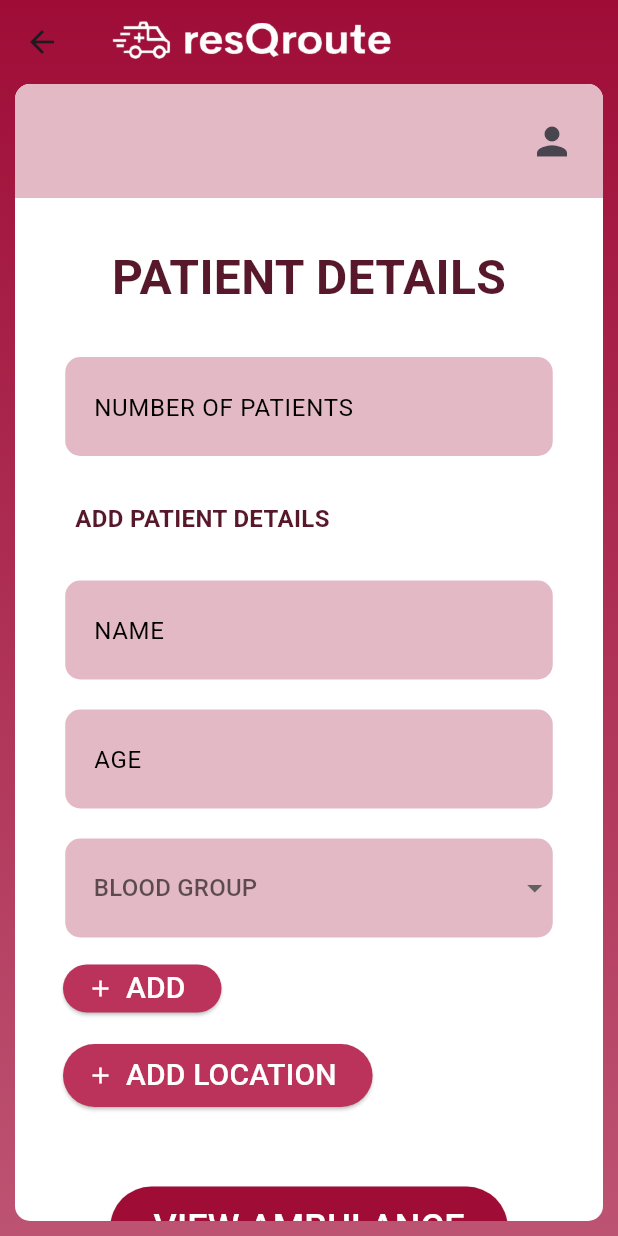
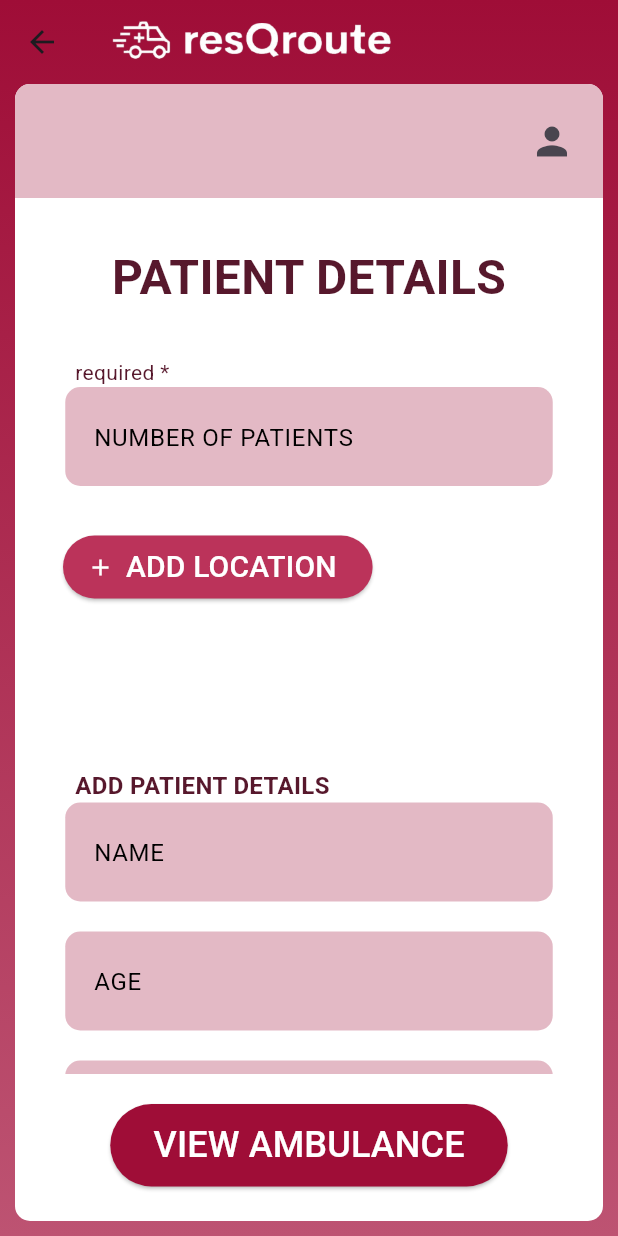
Before and after one commit to richa-johnson/Ambulance-tracker, a Flutter app: the patientDetailsForm screen opened directly, on a phone screen of 412 x 824 dp. Run offline on Flutter 3.47's test engine with Material 3 defaults, Android fonts, the light colour scheme and no system bars; our stand-ins replace flutter_animate, geolocator, get, image_picker, location, permission_handler and 1 more; missing offline and left inert: email_otp_auth; accounts and stored records are empty.

Commit message:
patient details

```diff
--- a/ambulance_tracker/lib/dashbord/patientDetailsForm.dart
+++ b/ambulance_tracker/lib/dashbord/patientDetailsForm.dart
@@ -4,6 +4,9 @@ import 'package:flutter/material.dart';
 import 'package:ambulance_tracker/registration/userRegistration.dart';
 import 'package:flutter/services.dart';
 
+// ─────────────────────────────────────────────────────────────
+//  PATIENT DETAILS PAGE
+// ─────────────────────────────────────────────────────────────
 class patientDetailsForm extends StatefulWidget {
   const patientDetailsForm({super.key});
 
@@ -12,229 +15,310 @@ class patientDetailsForm extends StatefulWidget {
 }
 
 class _patientDetailsFormState extends State<patientDetailsForm> {
-  final TextEditingController pnamecontroller = TextEditingController();
-  List<String> bloodGroup = ["A+", "A-", "B+", "B-", "AB+", "AB-", "O+", "O-"];
-  String? selectedDistrict;
-   final txtEmail    = TextEditingController();
+  // controllers
+  final TextEditingController _numPatientsCtrl = TextEditingController();
+  final _formKey = GlobalKey<FormState>();
+  // dropdown choices
+  final List<String> _bloodGroups = [
+    "A+",
+    "A-",
+    "B+",
+    "B-",
+    "AB+",
+    "AB-",
+    "O+",
+    "O-",
+  ];
+
+  bool _hasLocation = false;
+
+  // dynamic lists that grow / shrink with patient count
+  int _patientCount=1 ;
+  List<TextEditingController> _nameCtrls = [TextEditingController()];
+  List<TextEditingController> _ageCtrls = [TextEditingController()];
+  List<String?> _bloodSelected = [null];
+
+  // rebuild helpers
+  void _rebuildLists(int count) {
+    _patientCount = count;
+    _nameCtrls = List.generate(count, (_) => TextEditingController());
+    _ageCtrls = List.generate(count, (_) => TextEditingController());
+    _bloodSelected = List.generate(count, (_) => null);
+    setState(() {}); // ← trigger rebuild
+  }
+
+  // ───────────────── ui ─────────────────
   @override
   Widget build(BuildContext context) {
     return Scaffold(
       extendBodyBehindAppBar: true,
+
+      // ------------ app bar ------------
       appBar: AppBar(
         title: Align(
           alignment: Alignment.topLeft,
           child: Image.asset(
             'assets/title.png',
+            height: 180,
             fit: BoxFit.contain,
-            height: 180,
           ),
         ),
         backgroundColor: Colors.transparent,
         elevation: 0,
       ),
 
+      // ------------ gradient background ------------
       body: Container(
-        decoration: BoxDecoration(
+        decoration: const BoxDecoration(
           gradient: LinearGradient(
             begin: Alignment.topCenter,
             end: Alignment.bottomCenter,
             colors: [
-              Color.fromRGBO(159, 13, 55, 1.0),
-              Color.fromRGBO(189, 83, 114, 1.0),
+              Color.fromRGBO(159, 13, 55, 1),
+              Color.fromRGBO(189, 83, 114, 1),
             ],
           ),
         ),
         padding: EdgeInsets.only(
           top: MediaQuery.of(context).padding.top + kToolbarHeight,
-          left: 10.0,
-          right: 10.0,
-          bottom: 10.0,
+          left: 10,
+          right: 10,
+          bottom: 10,
         ),
+
+        // one single scrollable parent
         child: Container(
-          height: double.infinity,
+          // no fixed height → allows natural scrolling
           width: double.infinity,
           decoration: BoxDecoration(
+            color: Colors.white,
             borderRadius: BorderRadius.circular(10),
-            color: Colors.white,
           ),
-          child: Padding(
-            padding: const EdgeInsets.only(top: 0),
-            child: SingleChildScrollView(
-              padding: EdgeInsets.only(
-                bottom: MediaQuery.of(context).viewInsets.bottom,
-              ),
+
+          // --- white card content ---
           child: Column(
             children: [
+              Expanded(
+                child: SingleChildScrollView(
+                  child: Padding(
+                    padding: const EdgeInsets.only(bottom: 32),
+                    child: Column(
+                      children: [
+                        // pink strip with profile icon
                         Container(
+                          height: 76,
                           width: double.infinity,
-                    height: 76,
-                    decoration: BoxDecoration(
+                          decoration: const BoxDecoration(
                             color: Color.fromRGBO(227, 185, 197, 1),
                             borderRadius: BorderRadius.vertical(
                               top: Radius.circular(10),
-                        bottom: Radius.circular(0),
                             ),
                           ),
                           alignment: Alignment.centerRight,
+                          child: Form(
+                            key: _formKey,
                             child: Padding(
-                      padding: EdgeInsetsGeometry.symmetric(horizontal: 10),
+                              padding: const EdgeInsets.symmetric(
+                                horizontal: 10,
+                              ),
                               child: IconButton(
-                        onPressed: () {},
-                        icon: Icon(Icons.person),
-                        iconSize: 30,
+                                icon: const Icon(Icons.person, size: 30),
+                                onPressed: () {}, // TODO
                               ),
                             ),
                           ),
+                        ),
+
                         const SizedBox(height: 30),
-                  Text(
-                    "PATIENT DETAILS",
+                        const Text(
+                          'PATIENT DETAILS',
                           style: TextStyle(
                             color: Color.fromRGBO(87, 24, 44, 1),
                             fontSize: 32,
                             fontWeight: FontWeight.bold,
                           ),
                         ),
+
                         const SizedBox(height: 30),
-                  CustomInputFieldNumber(hintText: 'NUMBER OF PATIENTS'),
-                  Align(
+
+                        // -------- number of patients --------
+                        Padding(
+                          padding: const EdgeInsets.only(left: 40),
+                          child: Align(
                             alignment: Alignment.centerLeft,
-                    child: Padding(
-                      padding: EdgeInsets.only(left: 40, top: 30),
                             child: Text(
-                        "ADD PATIENT DETAILS",
+                              "required *",
                               style: TextStyle(
-                          color: Color.fromRGBO(87, 24, 44, 1.0),
+                                color: Color.fromRGBO(87, 24, 44, 1),
+                              ),
+                            ),
+                          ),
+                        ),
+                        CustomInputFieldNumber(
+                          hintText: 'NUMBER OF PATIENTS',
+                          controller: _numPatientsCtrl,
+                          validator: (v) {
+                            final n = int.tryParse(v ?? '');
+                            if (n == null || n < 1) return 'Enter at least 1';
+                            return null;
+                          },
+                          onChanged: (v) {
+                            final c = int.tryParse(v);
+                            if (c != null && c >= 0) _rebuildLists(c);
+                          },
+                        ),
+
+                        const SizedBox(height: 30),
+
+                        // -------- add location button --------
+                        Padding(
+                          padding: const EdgeInsets.only(left: 32),
+                          child: Align(
+                            alignment: Alignment.centerLeft,
+                            child: ElevatedButton.icon(
+                              style: ElevatedButton.styleFrom(
+                                backgroundColor: const Color.fromRGBO(
+                                  187,
+                                  51,
+                                  90,
+                                  1,
+                                ),
+                                minimumSize: const Size(167, 42),
+                              ),
+                              onPressed: () {
+                                setState(() => _hasLocation = true);
+                                // TODO: actually open your map picker here
+                              },
+                              icon: const Icon(Icons.add, color: Colors.white),
+                              label: const Text(
+                                'ADD LOCATION',
+                                style: TextStyle(
+                                  fontSize: 20,
+                                  color: Colors.white,
+                                ),
+                              ),
+                            ),
+                          ),
+                        ),
+                        const SizedBox(height: 30),
+                          const SizedBox(height: 50),
+
+                        // -------- dynamic patient blocks --------
+                        ...List.generate(
+                          _patientCount,
+                          (i) => Column(
+                            children: [
+                                // -------- patient details label --------
+                        Padding(
+                          padding: const EdgeInsets.only(left: 40, top: 30),
+                          child: Align(
+                            alignment: Alignment.centerLeft,
+                            child: Text(
+                              'ADD PATIENT DETAILS',
+                              style: TextStyle(
+                                color: const Color.fromRGBO(87, 24, 44, 1),
                                 fontWeight: FontWeight.bold,
                                 fontSize: 16,
                               ),
                             ),
                           ),
                         ),
-                  const SizedBox(height: 30),
+
+
                               CustomInputField(
                                 hintText: 'NAME',
-                    controller: pnamecontroller,
+                                controller: _nameCtrls[i],
                               ),
+
                               const SizedBox(height: 20),
-                  CustomInputFieldNumber(hintText: 'AGE'),
+
+                              CustomInputFieldNumber(
+                                hintText: 'AGE',
+                                controller: _ageCtrls[i],
+                              ),
+
                               const SizedBox(height: 20),
+
                               Container(
                                 width: 325,
                                 height: 66,
                                 decoration: BoxDecoration(
-                      color: Color.fromRGBO(227, 185, 197, 1.0),
+                                  color: const Color.fromRGBO(227, 185, 197, 1),
                                   borderRadius: BorderRadius.circular(10),
                                 ),
                                 child: DropdownButtonHideUnderline(
                                   child: DropdownButton<String>(
-                        value: selectedDistrict,
-                        hint: Padding(
-                          padding: const EdgeInsets.only(left: 19),
-                          child: Text("BLOOD GROUP"),
+                                    value: _bloodSelected[i],
+                                    hint: const Padding(
+                                      padding: EdgeInsets.only(left: 19),
+                                      child: Text('BLOOD GROUP'),
                                     ),
                                     items:
-                            bloodGroup.map((String item) {
-                              return DropdownMenuItem<String>(
-                                value: item,
+                                        _bloodGroups
+                                            .map(
+                                              (bg) => DropdownMenuItem<String>(
+                                                value: bg,
                                                 child: Padding(
-                                  padding: EdgeInsets.only(left: 19),
-                                  child: Text(item),
+                                                  padding:
+                                                      const EdgeInsets.only(
+                                                        left: 19,
                                                       ),
-                              );
-                            }).toList(),
-                        onChanged: (String? newValue) {
-                          setState(() {
-                            selectedDistrict = newValue;
-                          });
-                        },
+                                                  child: Text(bg),
                                                 ),
                                               ),
-                  ),
-                  SizedBox(height: 10),
-                  Align(
-                    alignment: Alignment.centerLeft,
-                    child: Padding(
-                      padding: EdgeInsetsGeometry.only(left: 32),
-                      child: ElevatedButton.icon(
-                        onPressed: () {
-                          Navigator.push(
-                            context,
-                            MaterialPageRoute(builder: (context) => homepage()),
-                          );
-                        },
-                        icon: Icon(
-                          Icons.add,
-                          color: Color.fromRGBO(255, 255, 255, 1),
-                        ),
-                        label: Text(
-                          "ADD",
-                          style: TextStyle(
-                            color: Color.fromRGBO(255, 255, 255, 1.0),
-                            fontSize: 20,
-                          ),
-                        ),
-                        style: ElevatedButton.styleFrom(
-                          backgroundColor: Color.fromRGBO(187, 51, 90, 1),
-                          minimumSize: Size(62, 32),
+                                            )
+                                            .toList(),
+                                    onChanged:
+                                        (v) => setState(
+                                          () => _bloodSelected[i] = v,
                                         ),
                                   ),
                                 ),
                               ),
-                  SizedBox(height: 10),
-                  Align(
-                    alignment: Alignment.centerLeft,
-                    child: Padding(
-                      padding: EdgeInsetsGeometry.only(left: 32),
-                      child: ElevatedButton.icon(
-                        onPressed: () {
-                          Navigator.push(
-                            context,
-                            MaterialPageRoute(builder: (context) => homepage()),
-                          );
-                        },
-                        icon: Icon(
-                          Icons.add,
-                          color: Color.fromRGBO(255, 255, 255, 1),
-                        ),
-                        label: Text(
-                          "ADD LOCATION",
-                          style: TextStyle(
-                            color: Color.fromRGBO(255, 255, 255, 1.0),
-                            fontSize: 20,
+
+                              const SizedBox(height: 30),
+                            ],
                           ),
                         ),
-                        style: ElevatedButton.styleFrom(
-                          backgroundColor: Color.fromRGBO(187, 51, 90, 1),
-                          minimumSize: Size(167, 42),
+
+                        // -------- view ambulance button --------
+                      ],
                     ),
                   ),
                 ),
               ),
-                  SizedBox(height: 50),
+              const SizedBox(height: 20),
               ElevatedButton(
+                style: ElevatedButton.styleFrom(
+                  backgroundColor: const Color.fromRGBO(159, 13, 55, 1),
+                  minimumSize: const Size(265, 55),
+                ),
                 onPressed: () {
+                final okInputs  = _formKey.currentState!.validate();
+  final okLocation = _hasLocation;
+
+  if (okInputs && okLocation) {
     Navigator.push(
       context,
-                        MaterialPageRoute(
-                          builder: (context) => AvailableAmbulance(),
-                        ),
+      MaterialPageRoute(builder: (_) => const AvailableAmbulance()),
     );
+  } else {
+    final msg = !okInputs
+        ? 'Please complete required fields'
+        : 'Please add a location';
+    ScaffoldMessenger.of(context).showSnackBar(
+      SnackBar(content: Text(msg), backgroundColor: const Color.fromARGB(255, 158, 18, 8)),
+    );
+  }
                 },
-                    style: ElevatedButton.styleFrom(
-                      backgroundColor: Color.fromRGBO(159, 13, 55, 1.0),
-                      minimumSize: Size(265, 55),
-                    ),
-                    child: Text(
-                      "VIEW AMBULANCE",
-                      style: TextStyle(
-                        color: Color.fromRGBO(255, 255, 255, 1.0),
-                        fontSize: 24,
+                child: const Text(
+                  'VIEW AMBULANCE',
+                  style: TextStyle(fontSize: 24, color: Colors.white),
                 ),
               ),
-                  ),
+
+              const SizedBox(height: 23),
             ],
-              ),
-            ),
           ),
         ),
       ),
@@ -242,9 +326,20 @@ class _patientDetailsFormState extends State<patientDetailsForm> {
   }
 }
 
+// Numeric text input (used for AGE & NUM OF PATIENTS)
 class CustomInputFieldNumber extends StatelessWidget {
   final String hintText;
-  const CustomInputFieldNumber({super.key, required this.hintText});
+  final TextEditingController? controller;
+  final ValueChanged<String>? onChanged;
+  final String? Function(String?)? validator;
+
+  const CustomInputFieldNumber({
+    super.key,
+    required this.hintText,
+    this.controller,
+    this.onChanged,
+    this.validator,
+  });
 
   @override
   Widget build(BuildContext context) {
@@ -252,20 +347,23 @@ class CustomInputFieldNumber extends StatelessWidget {
       width: 325,
       height: 66,
       decoration: BoxDecoration(
-        color: Color.fromRGBO(227, 185, 197, 1.0),
+        color: const Color.fromRGBO(227, 185, 197, 1),
         borderRadius: BorderRadius.circular(10),
       ),
-      child: TextField(
+      child: TextFormField(
+        controller: controller,
+        onChanged: onChanged,
+        validator: validator,
         keyboardType: TextInputType.number,
         inputFormatters: [FilteringTextInputFormatter.digitsOnly],
         decoration: InputDecoration(
           border: InputBorder.none,
           hintText: hintText,
-          hintStyle: TextStyle(
+          hintStyle: const TextStyle(
             fontSize: 16,
             color: Color.fromRGBO(0, 0, 0, 42),
           ),
-          contentPadding: EdgeInsets.only(left: 19, top: 20),
+          contentPadding: const EdgeInsets.only(left: 19, top: 20),
         ),
       ),
     );
--- a/ambulance_tracker/lib/main.dart
+++ b/ambulance_tracker/lib/main.dart
@@ -1,7 +1,7 @@
 import 'package:ambulance_tracker/dashbord/admindashboard.dart';
 import 'package:ambulance_tracker/splash_screen.dart';
 import 'package:flutter/material.dart';
-
+import "package:ambulance_tracker/dashbord/patientDetailsForm.dart";
 void main() {
   runApp(const MyApp());
 }
@@ -16,7 +16,7 @@ class MyApp extends StatelessWidget {
       title: 'resQroute',
       theme: ThemeData(primarySwatch: Colors.blue),
       debugShowCheckedModeBanner: false,
-      home: SplashScreen(),
+      home: patientDetailsForm(),
     );
   }
 }
```
Also changed, not shown: 1 other file. Lines whose indentation alone changed are shown as unchanged.
